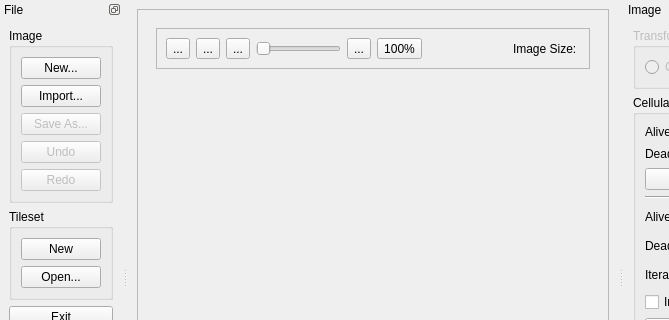
dpaulat/TiledImporter, file src/mainwindow.ui: the form before one commit; both pictures show x 0 to 669 and y 0 to 320 of the 800 by 600 pixel window.
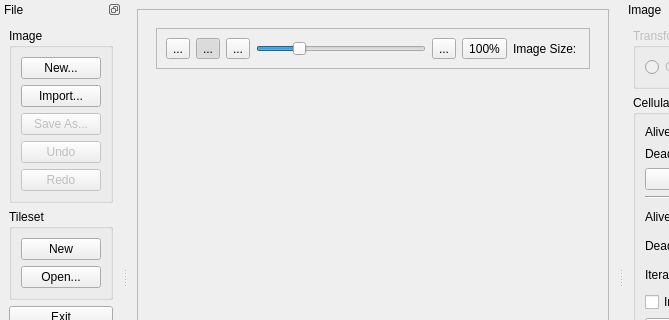
The form after the commit. Icons and pictures are not drawn.

Commit message: Image scaling

The edit to the form file:
```diff
--- a/src/mainwindow.ui
+++ b/src/mainwindow.ui
@@ -102,6 +102,9 @@
                 <property name="checkable">
                  <bool>true</bool>
                 </property>
+                <property name="checked">
+                 <bool>true</bool>
+                </property>
                </widget>
               </item>
               <item>
@@ -129,6 +132,15 @@
                 <property name="statusTip">
                  <string>Zoom</string>
                 </property>
+                <property name="minimum">
+                 <number>10</number>
+                </property>
+                <property name="maximum">
+                 <number>400</number>
+                </property>
+                <property name="value">
+                 <number>100</number>
+                </property>
                 <property name="orientation">
                  <enum>Qt::Horizontal</enum>
                 </property>
@@ -162,21 +174,11 @@
                 <property name="text">
                  <string>100%</string>
                 </property>
+                <property name="popupMode">
+                 <enum>QToolButton::InstantPopup</enum>
+                </property>
                </widget>
               </item>
-              <item>
-               <spacer name="horizontalSpacer_2">
-                <property name="orientation">
-                 <enum>Qt::Horizontal</enum>
-                </property>
-                <property name="sizeHint" stdset="0">
-                 <size>
-                  <width>40</width>
-                  <height>20</height>
-                 </size>
-                </property>
-               </spacer>
-              </item>
               <item>
                <widget class="QLabel" name="imageSizeLabel">
                 <property name="text">
```
Left out of the diff: 6 changed lines with no effect on the pictures. The commit also changes 2 other files.
